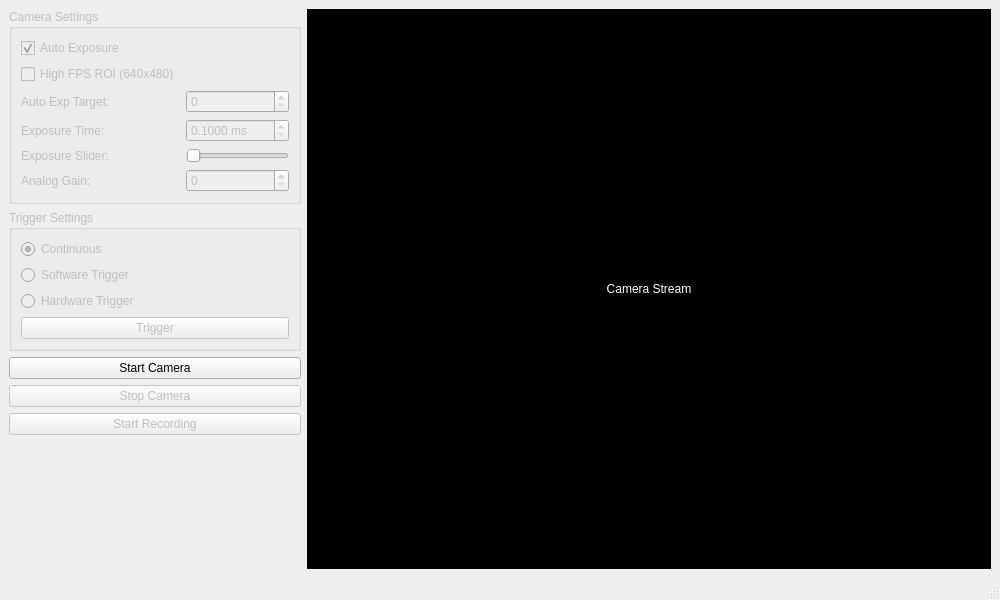
First picture: the form in mainwindow.ui, repository dakoner/mindvision_python_app, before the edit.
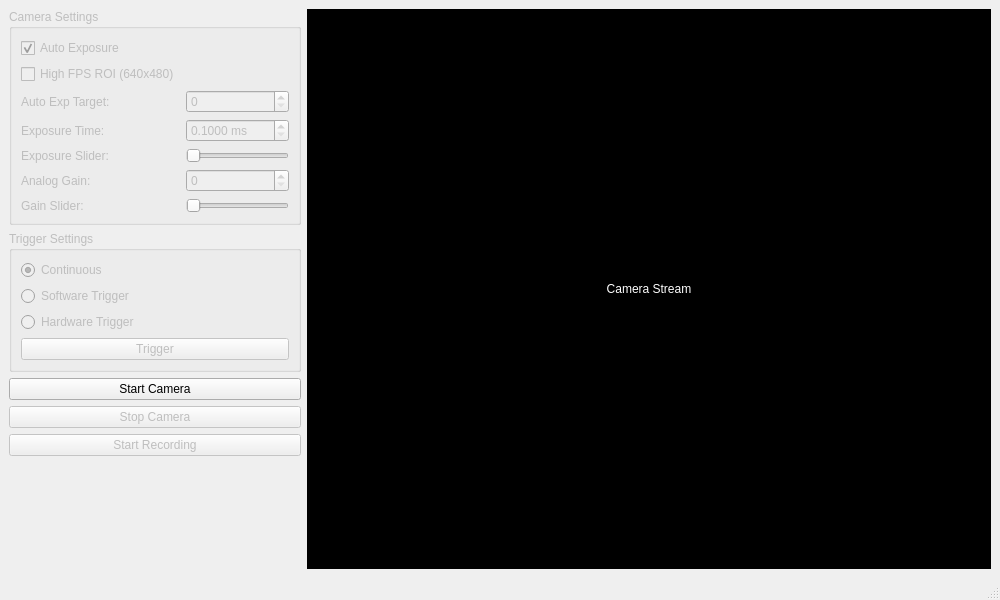
Second picture: the form after the edit.

Commit message: Add gain slider

```diff
--- a/mainwindow.ui
+++ b/mainwindow.ui
@@ -129,6 +129,20 @@
            </property>
           </widget>
          </item>
+         <item row="6" column="0">
+          <widget class="QLabel" name="label_gain_slider">
+           <property name="text">
+            <string>Gain Slider:</string>
+           </property>
+          </widget>
+         </item>
+         <item row="6" column="1">
+          <widget class="QSlider" name="slider_gain">
+           <property name="orientation">
+            <enum>Qt::Horizontal</enum>
+           </property>
+          </widget>
+         </item>
         </layout>
        </widget>
       </item>
```
The commit also changes 1 other file.
